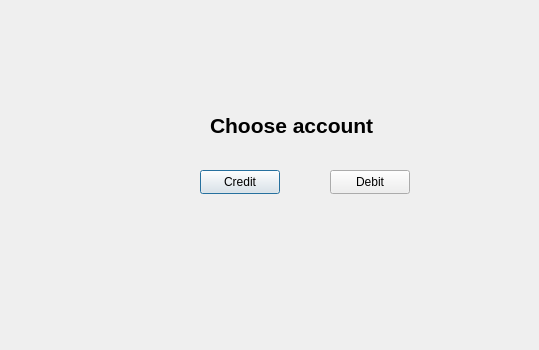
Above: bank-automat/creditdebitq.ui from JereKortesalmi/BankProject before the change; both pictures show x 0 to 539 and y 0 to 350 of the 677 by 447 pixel window. Below: the same form after it.
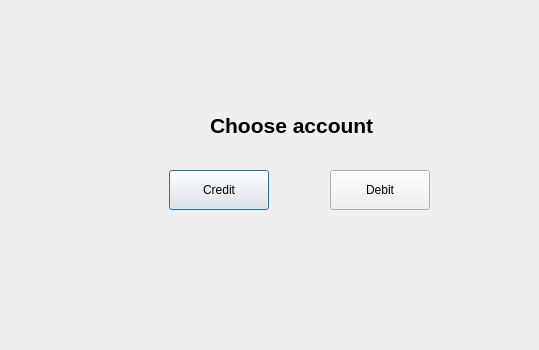
That is the form after the change.

What changed in the file:
```diff
--- a/bank-automat/creditdebitq.ui
+++ b/bank-automat/creditdebitq.ui
@@ -16,10 +16,10 @@
   <widget class="QPushButton" name="btnCredit">
    <property name="geometry">
     <rect>
-     <x>200</x>
+     <x>169</x>
      <y>170</y>
-     <width>80</width>
-     <height>24</height>
+     <width>100</width>
+     <height>40</height>
     </rect>
    </property>
    <property name="text">
@@ -31,8 +31,8 @@
     <rect>
      <x>330</x>
      <y>170</y>
-     <width>80</width>
-     <height>24</height>
+     <width>100</width>
+     <height>40</height>
     </rect>
    </property>
    <property name="text">
```
